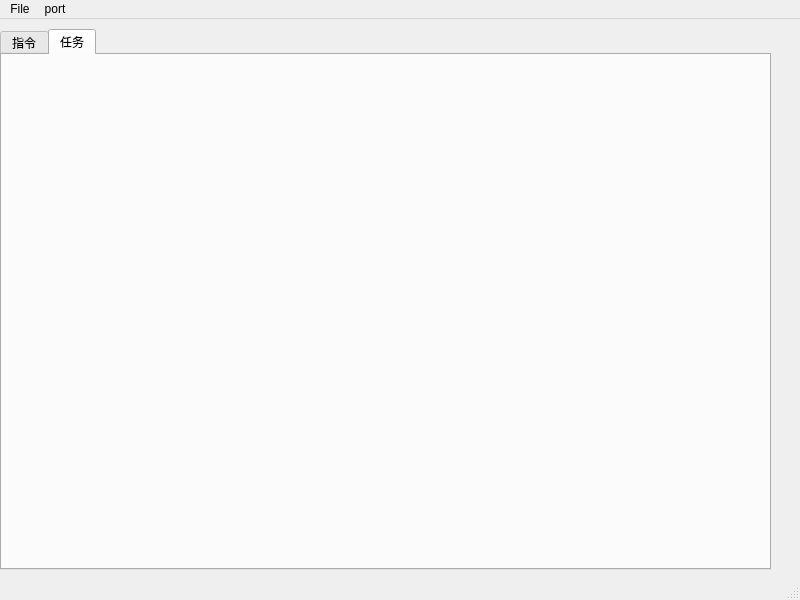
First picture: the form in gui/gui0.ui, repository SophistGuaPi/laser-radar-project, before the edit.
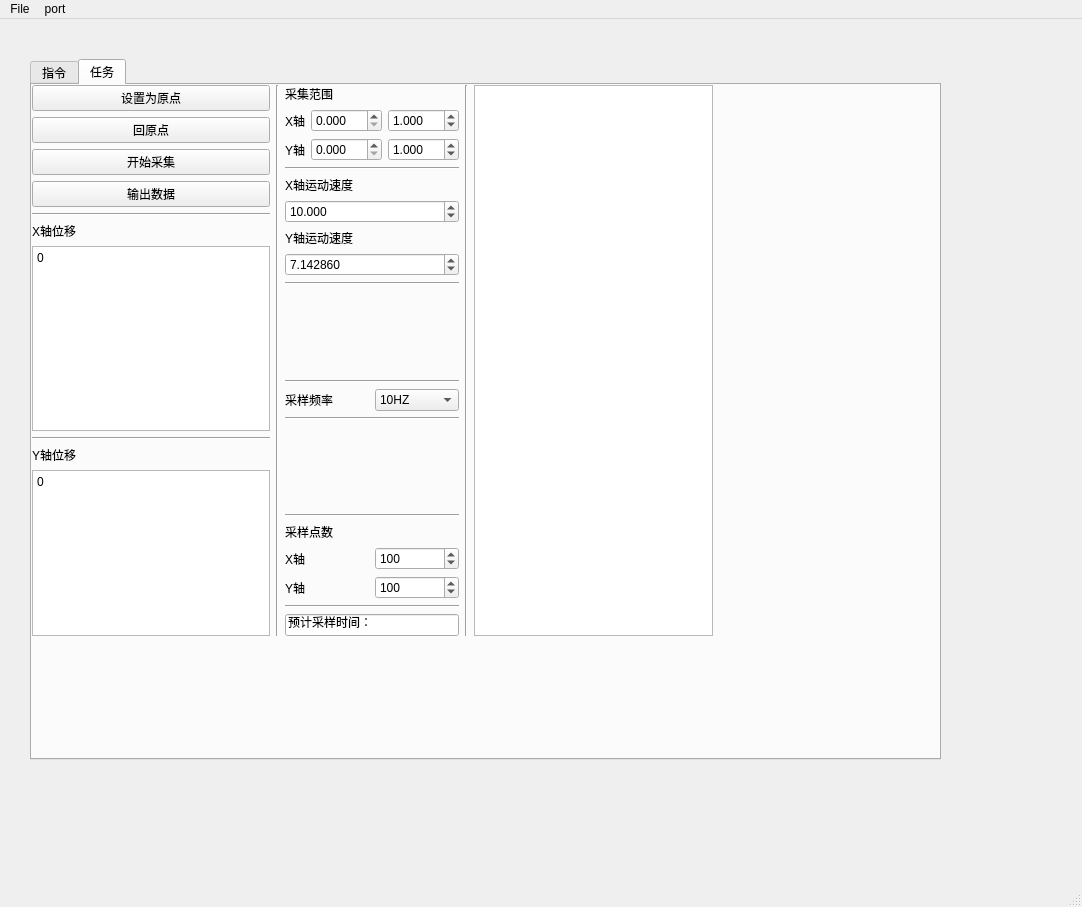
Second picture: the form after the edit. The open tabs and pages were chosen to show the change.

```diff
--- a/gui/gui0.ui
+++ b/gui/gui0.ui
@@ -6,8 +6,8 @@
    <rect>
     <x>0</x>
     <y>0</y>
-    <width>800</width>
-    <height>600</height>
+    <width>1082</width>
+    <height>907</height>
    </rect>
   </property>
   <property name="windowTitle">
@@ -20,10 +20,10 @@
    <widget class="QTabWidget" name="tabWidget">
     <property name="geometry">
      <rect>
-      <x>0</x>
-      <y>10</y>
-      <width>771</width>
-      <height>541</height>
+      <x>30</x>
+      <y>40</y>
+      <width>911</width>
+      <height>701</height>
      </rect>
     </property>
     <property name="whatsThis">
@@ -425,6 +425,521 @@
      <attribute name="title">
       <string>任务</string>
      </attribute>
+     <widget class="QWidget" name="horizontalLayoutWidget">
+      <property name="geometry">
+       <rect>
+        <x>0</x>
+        <y>0</y>
+        <width>681</width>
+        <height>551</height>
+       </rect>
+      </property>
+      <layout class="QHBoxLayout" name="horizontalLayout_10">
+       <item>
+        <layout class="QHBoxLayout" name="horizontalLayout_20">
+         <item>
+          <layout class="QVBoxLayout" name="verticalLayout_18">
+           <item>
+            <widget class="QPushButton" name="pushButton_12">
+             <property name="text">
+              <string>设置为原点</string>
+             </property>
+            </widget>
+           </item>
+           <item>
+            <widget class="QPushButton" name="pushButton_15">
+             <property name="text">
+              <string>回原点</string>
+             </property>
+            </widget>
+           </item>
+           <item>
+            <widget class="QPushButton" name="pushButton_17">
+             <property name="text">
+              <string>开始采集</string>
+             </property>
+            </widget>
+           </item>
+           <item>
+            <widget class="QPushButton" name="pushButton_18">
+             <property name="text">
+              <string>输出数据</string>
+             </property>
+            </widget>
+           </item>
+           <item>
+            <widget class="Line" name="line_11">
+             <property name="orientation">
+              <enum>Qt::Horizontal</enum>
+             </property>
+            </widget>
+           </item>
+           <item>
+            <widget class="QLabel" name="label_12">
+             <property name="text">
+              <string>X轴位移</string>
+             </property>
+            </widget>
+           </item>
+           <item>
+            <widget class="QTextEdit" name="textEdit_4">
+             <property name="readOnly">
+              <bool>true</bool>
+             </property>
+             <property name="html">
+              <string>&lt;!DOCTYPE HTML PUBLIC &quot;-//W3C//DTD HTML 4.0//EN&quot; &quot;http://www.w3.org/TR/REC-html40/strict.dtd&quot;&gt;
+&lt;html&gt;&lt;head&gt;&lt;meta name=&quot;qrichtext&quot; content=&quot;1&quot; /&gt;&lt;style type=&quot;text/css&quot;&gt;
+p, li { white-space: pre-wrap; }
+&lt;/style&gt;&lt;/head&gt;&lt;body style=&quot; font-family:'Sans Serif'; font-size:9pt; font-weight:400; font-style:normal;&quot;&gt;
+&lt;p style=&quot; margin-top:0px; margin-bottom:0px; margin-left:0px; margin-right:0px; -qt-block-indent:0; text-indent:0px;&quot;&gt;0&lt;/p&gt;&lt;/body&gt;&lt;/html&gt;</string>
+             </property>
+            </widget>
+           </item>
+           <item>
+            <widget class="Line" name="line_12">
+             <property name="orientation">
+              <enum>Qt::Horizontal</enum>
+             </property>
+            </widget>
+           </item>
+           <item>
+            <widget class="QLabel" name="label_13">
+             <property name="text">
+              <string>Y轴位移</string>
+             </property>
+            </widget>
+           </item>
+           <item>
+            <widget class="QTextEdit" name="textEdit_5">
+             <property name="maximumSize">
+              <size>
+               <width>16777215</width>
+               <height>173</height>
+              </size>
+             </property>
+             <property name="readOnly">
+              <bool>true</bool>
+             </property>
+             <property name="html">
+              <string>&lt;!DOCTYPE HTML PUBLIC &quot;-//W3C//DTD HTML 4.0//EN&quot; &quot;http://www.w3.org/TR/REC-html40/strict.dtd&quot;&gt;
+&lt;html&gt;&lt;head&gt;&lt;meta name=&quot;qrichtext&quot; content=&quot;1&quot; /&gt;&lt;style type=&quot;text/css&quot;&gt;
+p, li { white-space: pre-wrap; }
+&lt;/style&gt;&lt;/head&gt;&lt;body style=&quot; font-family:'Sans Serif'; font-size:9pt; font-weight:400; font-style:normal;&quot;&gt;
+&lt;p style=&quot; margin-top:0px; margin-bottom:0px; margin-left:0px; margin-right:0px; -qt-block-indent:0; text-indent:0px;&quot;&gt;0&lt;/p&gt;&lt;/body&gt;&lt;/html&gt;</string>
+             </property>
+            </widget>
+           </item>
+          </layout>
+         </item>
+         <item>
+          <widget class="Line" name="line_16">
+           <property name="orientation">
+            <enum>Qt::Vertical</enum>
+           </property>
+          </widget>
+         </item>
+         <item>
+          <layout class="QVBoxLayout" name="verticalLayout_22">
+           <item>
+            <layout class="QVBoxLayout" name="verticalLayout_23">
+             <item>
+              <widget class="QLabel" name="label_16">
+               <property name="text">
+                <string>采集范围</string>
+               </property>
+              </widget>
+             </item>
+             <item>
+              <layout class="QVBoxLayout" name="verticalLayout_25">
+               <item>
+                <layout class="QHBoxLayout" name="horizontalLayout_15">
+                 <item>
+                  <widget class="QLabel" name="label_18">
+                   <property name="text">
+                    <string>X轴</string>
+                   </property>
+                  </widget>
+                 </item>
+                 <item>
+                  <widget class="QDoubleSpinBox" name="doubleSpinBox_13">
+                   <property name="suffix">
+                    <string/>
+                   </property>
+                   <property name="decimals">
+                    <number>3</number>
+                   </property>
+                   <property name="minimum">
+                    <double>0.000000000000000</double>
+                   </property>
+                   <property name="maximum">
+                    <double>180.000000000000000</double>
+                   </property>
+                   <property name="singleStep">
+                    <double>0.001000000000000</double>
+                   </property>
+                   <property name="stepType">
+                    <enum>QAbstractSpinBox::AdaptiveDecimalStepType</enum>
+                   </property>
+                   <property name="value">
+                    <double>0.000000000000000</double>
+                   </property>
+                  </widget>
+                 </item>
+                 <item>
+                  <widget class="QDoubleSpinBox" name="doubleSpinBox_14">
+                   <property name="suffix">
+                    <string/>
+                   </property>
+                   <property name="decimals">
+                    <number>3</number>
+                   </property>
+                   <property name="minimum">
+                    <double>0.000000000000000</double>
+                   </property>
+                   <property name="maximum">
+                    <double>180.000000000000000</double>
+                   </property>
+                   <property name="singleStep">
+                    <double>0.001000000000000</double>
+                   </property>
+                   <property name="stepType">
+                    <enum>QAbstractSpinBox::AdaptiveDecimalStepType</enum>
+                   </property>
+                   <property name="value">
+                    <double>1.000000000000000</double>
+                   </property>
+                  </widget>
+                 </item>
+                </layout>
+               </item>
+              </layout>
+             </item>
+             <item>
+              <layout class="QHBoxLayout" name="horizontalLayout_13">
+               <item>
+                <widget class="QLabel" name="label_19">
+                 <property name="text">
+                  <string>Y轴</string>
+                 </property>
+                </widget>
+               </item>
+               <item>
+                <widget class="QDoubleSpinBox" name="doubleSpinBox_11">
+                 <property name="suffix">
+                  <string/>
+                 </property>
+                 <property name="decimals">
+                  <number>3</number>
+                 </property>
+                 <property name="minimum">
+                  <double>0.000000000000000</double>
+                 </property>
+                 <property name="maximum">
+                  <double>180.000000000000000</double>
+                 </property>
+                 <property name="singleStep">
+                  <double>0.001000000000000</double>
+                 </property>
+                 <property name="stepType">
+                  <enum>QAbstractSpinBox::AdaptiveDecimalStepType</enum>
+                 </property>
+                 <property name="value">
+                  <double>0.000000000000000</double>
+                 </property>
+                </widget>
+               </item>
+               <item>
+                <widget class="QDoubleSpinBox" name="doubleSpinBox_15">
+                 <property name="suffix">
+                  <string/>
+                 </property>
+                 <property name="decimals">
+                  <number>3</number>
+                 </property>
+                 <property name="minimum">
+                  <double>0.000000000000000</double>
+                 </property>
+                 <property name="maximum">
+                  <double>180.000000000000000</double>
+                 </property>
+                 <property name="singleStep">
+                  <double>0.001000000000000</double>
+                 </property>
+                 <property name="stepType">
+                  <enum>QAbstractSpinBox::AdaptiveDecimalStepType</enum>
+                 </property>
+                 <property name="value">
+                  <double>1.000000000000000</double>
+                 </property>
+                </widget>
+               </item>
+              </layout>
+             </item>
+            </layout>
+           </item>
+           <item>
+            <widget class="Line" name="line_14">
+             <property name="orientation">
+              <enum>Qt::Horizontal</enum>
+             </property>
+            </widget>
+           </item>
+           <item>
+            <layout class="QVBoxLayout" name="verticalLayout_24">
+             <item>
+              <layout class="QVBoxLayout" name="verticalLayout_28">
+               <item>
+                <widget class="QLabel" name="label_17">
+                 <property name="text">
+                  <string>X轴运动速度</string>
+                 </property>
+                </widget>
+               </item>
+               <item>
+                <layout class="QHBoxLayout" name="horizontalLayout_14">
+                 <item>
+                  <widget class="QDoubleSpinBox" name="doubleSpinBox_12">
+                   <property name="suffix">
+                    <string/>
+                   </property>
+                   <property name="decimals">
+                    <number>3</number>
+                   </property>
+                   <property name="minimum">
+                    <double>0.000000000000000</double>
+                   </property>
+                   <property name="maximum">
+                    <double>180.000000000000000</double>
+                   </property>
+                   <property name="singleStep">
+                    <double>0.001000000000000</double>
+                   </property>
+                   <property name="stepType">
+                    <enum>QAbstractSpinBox::AdaptiveDecimalStepType</enum>
+                   </property>
+                   <property name="value">
+                    <double>10.000000000000000</double>
+                   </property>
+                  </widget>
+                 </item>
+                </layout>
+               </item>
+              </layout>
+             </item>
+             <item>
+              <layout class="QVBoxLayout" name="verticalLayout_29">
+               <item>
+                <widget class="QLabel" name="label_23">
+                 <property name="text">
+                  <string>Y轴运动速度</string>
+                 </property>
+                </widget>
+               </item>
+               <item>
+                <layout class="QHBoxLayout" name="horizontalLayout_18">
+                 <item>
+                  <widget class="QDoubleSpinBox" name="doubleSpinBox_20">
+                   <property name="decimals">
+                    <number>6</number>
+                   </property>
+                   <property name="minimum">
+                    <double>0.000000000000000</double>
+                   </property>
+                   <property name="maximum">
+                    <double>90.000000000000000</double>
+                   </property>
+                   <property name="singleStep">
+                    <double>0.000714000000000</double>
+                   </property>
+                   <property name="stepType">
+                    <enum>QAbstractSpinBox::AdaptiveDecimalStepType</enum>
+                   </property>
+                   <property name="value">
+                    <double>7.142860000000000</double>
+                   </property>
+                  </widget>
+                 </item>
+                </layout>
+               </item>
+              </layout>
+             </item>
+            </layout>
+           </item>
+           <item>
+            <widget class="Line" name="line_15">
+             <property name="orientation">
+              <enum>Qt::Horizontal</enum>
+             </property>
+            </widget>
+           </item>
+           <item>
+            <spacer name="verticalSpacer_5">
+             <property name="orientation">
+              <enum>Qt::Vertical</enum>
+             </property>
+             <property name="sizeHint" stdset="0">
+              <size>
+               <width>20</width>
+               <height>40</height>
+              </size>
+             </property>
+            </spacer>
+           </item>
+           <item>
+            <widget class="Line" name="line_19">
+             <property name="orientation">
+              <enum>Qt::Horizontal</enum>
+             </property>
+            </widget>
+           </item>
+           <item>
+            <layout class="QHBoxLayout" name="horizontalLayout_19">
+             <item>
+              <widget class="QLabel" name="label_24">
+               <property name="text">
+                <string>采样频率</string>
+               </property>
+              </widget>
+             </item>
+             <item>
+              <widget class="QComboBox" name="comboBox_2">
+               <item>
+                <property name="text">
+                 <string>10HZ</string>
+                </property>
+               </item>
+               <item>
+                <property name="text">
+                 <string>20HZ</string>
+                </property>
+               </item>
+              </widget>
+             </item>
+            </layout>
+           </item>
+           <item>
+            <widget class="Line" name="line_18">
+             <property name="orientation">
+              <enum>Qt::Horizontal</enum>
+             </property>
+            </widget>
+           </item>
+           <item>
+            <spacer name="verticalSpacer_4">
+             <property name="orientation">
+              <enum>Qt::Vertical</enum>
+             </property>
+             <property name="sizeHint" stdset="0">
+              <size>
+               <width>20</width>
+               <height>40</height>
+              </size>
+             </property>
+            </spacer>
+           </item>
+           <item>
+            <widget class="Line" name="line_22">
+             <property name="orientation">
+              <enum>Qt::Horizontal</enum>
+             </property>
+            </widget>
+           </item>
+           <item>
+            <layout class="QVBoxLayout" name="verticalLayout_26">
+             <item>
+              <widget class="QLabel" name="label_20">
+               <property name="text">
+                <string>采样点数</string>
+               </property>
+              </widget>
+             </item>
+             <item>
+              <layout class="QVBoxLayout" name="verticalLayout_27">
+               <item>
+                <layout class="QHBoxLayout" name="horizontalLayout_16">
+                 <item>
+                  <widget class="QLabel" name="label_21">
+                   <property name="text">
+                    <string>X轴</string>
+                   </property>
+                  </widget>
+                 </item>
+                 <item>
+                  <widget class="QSpinBox" name="spinBox_16">
+                   <property name="maximum">
+                    <number>10000</number>
+                   </property>
+                   <property name="value">
+                    <number>100</number>
+                   </property>
+                  </widget>
+                 </item>
+                </layout>
+               </item>
+              </layout>
+             </item>
+             <item>
+              <layout class="QHBoxLayout" name="horizontalLayout_17">
+               <item>
+                <widget class="QLabel" name="label_22">
+                 <property name="text">
+                  <string>Y轴</string>
+                 </property>
+                </widget>
+               </item>
+               <item>
+                <widget class="QSpinBox" name="spinBox_18">
+                 <property name="maximum">
+                  <number>10000</number>
+                 </property>
+                 <property name="value">
+                  <number>100</number>
+                 </property>
+                </widget>
+               </item>
+              </layout>
+             </item>
+            </layout>
+           </item>
+           <item>
+            <widget class="Line" name="line_21">
+             <property name="orientation">
+              <enum>Qt::Horizontal</enum>
+             </property>
+            </widget>
+           </item>
+           <item>
+            <widget class="QLineEdit" name="lineEdit">
+             <property name="text">
+              <string>预计采样时间：</string>
+             </property>
+             <property name="readOnly">
+              <bool>true</bool>
+             </property>
+             <property name="cursorMoveStyle">
+              <enum>Qt::LogicalMoveStyle</enum>
+             </property>
+             <property name="clearButtonEnabled">
+              <bool>false</bool>
+             </property>
+            </widget>
+           </item>
+          </layout>
+         </item>
+        </layout>
+       </item>
+       <item>
+        <widget class="Line" name="line_17">
+         <property name="orientation">
+          <enum>Qt::Vertical</enum>
+         </property>
+        </widget>
+       </item>
+       <item>
+        <widget class="QGraphicsView" name="graphicsView"/>
+       </item>
+      </layout>
+     </widget>
     </widget>
    </widget>
   </widget>
@@ -433,7 +948,7 @@
     <rect>
      <x>0</x>
      <y>0</y>
-     <width>800</width>
+     <width>1082</width>
      <height>23</height>
     </rect>
    </property>
```
Left out of the diff: 208 changed lines with no effect on the pictures.
